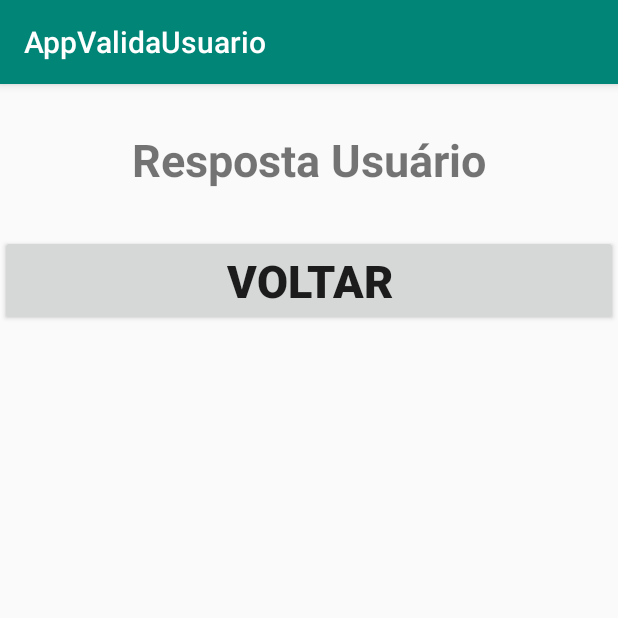
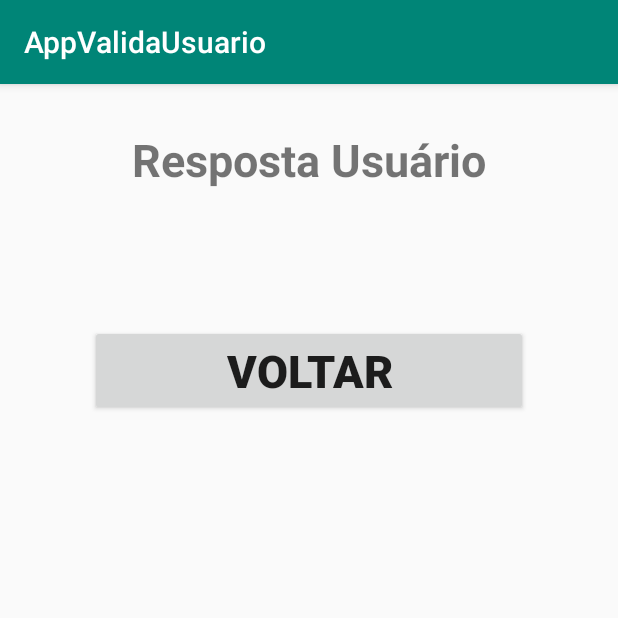
Before and after one commit to Silva12Aniely/AppValidaUsuario, an Android app: the RespondeUsuario_Activity screen opened directly, with no data from a screen before it, on a phone screen of 412 x 824 dp, the top half of it. Run offline under Robolectric (Android 15) with nearby library versions, the phone set to English and light mode, and no system bars.

Commit message:
06/08/2019

```diff
--- a/app/src/main/java/com/example/appvalidausuario/RespondeUsuario_Activity.java
+++ b/app/src/main/java/com/example/appvalidausuario/RespondeUsuario_Activity.java
@@ -20,6 +20,7 @@ public class RespondeUsuario_Activity extends AppCompatActivity {
             @Override
             public void onClick(View view) {
                 startActivity(new Intent(getApplicationContext(), MainActivity.class));
+                finish();
             }
         });
     }
--- a/app/src/main/res/layout/responde_usuario_layout.xml
+++ b/app/src/main/res/layout/responde_usuario_layout.xml
@@ -22,6 +22,7 @@
         android:layout_height="wrap_content"
         android:layout_gravity="center"
         android:textStyle="bold"
+        android:layout_margin="60dp"
         android:text="@string/voltar"
         android:textSize="30sp"/>
 
```
Also changed, not shown: app/src/main/java/com/example/appvalidausuario/MainActivity.java (+6 -3 lines).
